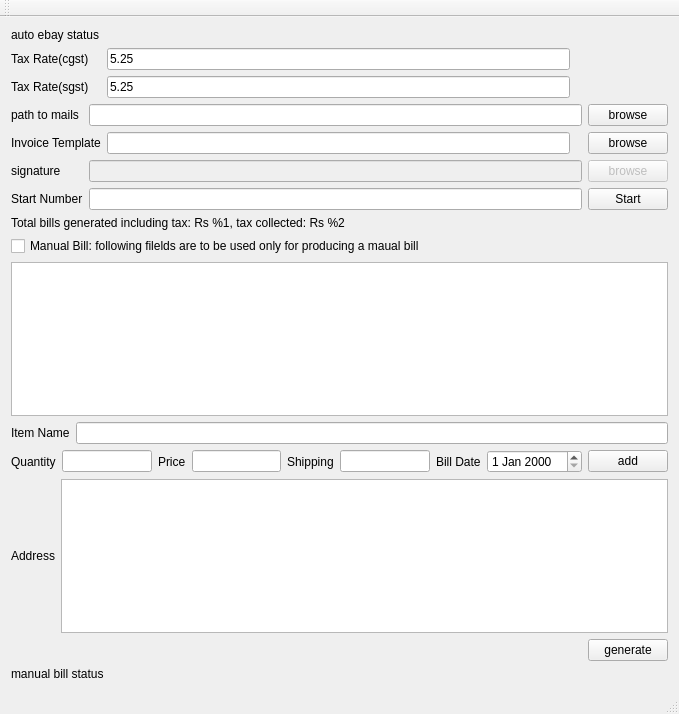
The window that mainwindow.ui (pritamghanghas/prepare_bills) describes before a commit, drawn with Qt 5.
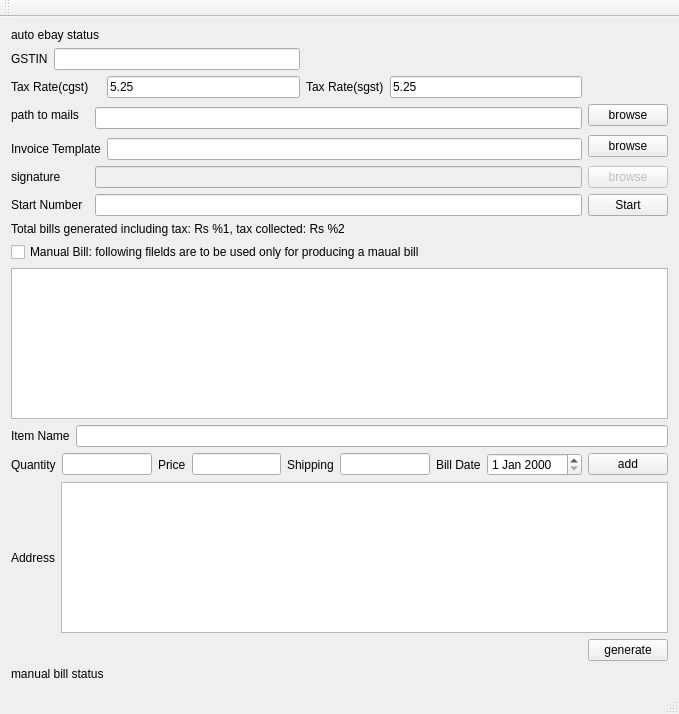
The same window after the commit.

Commit message: added gstin finally

The edit to the form file:
```diff
--- a/mainwindow.ui
+++ b/mainwindow.ui
@@ -24,108 +24,118 @@
     </item>
     <item>
      <layout class="QGridLayout" name="gridLayout">
-      <item row="5" column="0">
-       <widget class="QLabel" name="start_number_label">
+      <item row="0" column="0">
+       <widget class="QLabel" name="label_8">
         <property name="text">
-         <string>Start Number</string>
+         <string>GSTIN</string>
         </property>
        </widget>
       </item>
-      <item row="5" column="1" colspan="4">
-       <widget class="QLineEdit" name="start_number_edit"/>
+      <item row="0" column="1" colspan="3">
+       <widget class="QLineEdit" name="gst_number"/>
       </item>
       <item row="1" column="0" colspan="2">
-       <widget class="QLabel" name="sgst_label">
-        <property name="text">
-         <string>Tax Rate(sgst)</string>
-        </property>
-       </widget>
-      </item>
-      <item row="0" column="0" colspan="2">
        <widget class="QLabel" name="cgst_label">
         <property name="text">
          <string>Tax Rate(cgst)</string>
         </property>
        </widget>
       </item>
-      <item row="5" column="5">
-       <widget class="QPushButton" name="start_button">
+      <item row="1" column="3">
+       <widget class="QLineEdit" name="cgst_field">
         <property name="text">
-         <string>Start</string>
+         <string>5.25</string>
         </property>
        </widget>
       </item>
-      <item row="3" column="0" colspan="2">
-       <widget class="QLabel" name="label">
+      <item row="1" column="4">
+       <widget class="QLabel" name="sgst_label">
         <property name="text">
-         <string>Invoice Template</string>
+         <string>Tax Rate(sgst)</string>
         </property>
        </widget>
       </item>
-      <item row="2" column="0">
+      <item row="1" column="5">
+       <widget class="QLineEdit" name="sgst_field">
+        <property name="text">
+         <string>5.25</string>
+        </property>
+       </widget>
+      </item>
+      <item row="2" column="0" colspan="2">
        <widget class="QLabel" name="path_to_emails">
         <property name="text">
          <string>path to mails</string>
         </property>
        </widget>
       </item>
-      <item row="4" column="1" colspan="4">
-       <widget class="QLineEdit" name="signature_path_edit">
-        <property name="enabled">
-         <bool>false</bool>
-        </property>
-       </widget>
-      </item>
-      <item row="4" column="5">
-       <widget class="QPushButton" name="signature_button">
-        <property name="enabled">
-         <bool>false</bool>
-        </property>
-        <property name="text">
-         <string>browse</string>
-        </property>
-       </widget>
-      </item>
-      <item row="2" column="1" colspan="4">
+      <item row="2" column="2" rowspan="2" colspan="4">
        <widget class="QLineEdit" name="email_path_edit"/>
       </item>
-      <item row="2" column="5">
+      <item row="2" column="6">
        <widget class="QPushButton" name="pushButton">
         <property name="text">
          <string>browse</string>
         </property>
        </widget>
       </item>
-      <item row="3" column="5">
+      <item row="3" column="6" rowspan="2">
        <widget class="QPushButton" name="invoice_button">
         <property name="text">
          <string>browse</string>
         </property>
        </widget>
       </item>
-      <item row="4" column="0">
+      <item row="4" column="0" colspan="3">
+       <widget class="QLabel" name="label">
+        <property name="text">
+         <string>Invoice Template</string>
+        </property>
+       </widget>
+      </item>
+      <item row="4" column="3" colspan="3">
+       <widget class="QLineEdit" name="invoice_template_edit"/>
+      </item>
+      <item row="5" column="0" colspan="2">
        <widget class="QLabel" name="label_2">
         <property name="text">
          <string>signature</string>
         </property>
        </widget>
       </item>
-      <item row="0" column="2">
-       <widget class="QLineEdit" name="cgst_field">
+      <item row="5" column="2" colspan="4">
+       <widget class="QLineEdit" name="signature_path_edit">
+        <property name="enabled">
+         <bool>false</bool>
+        </property>
+       </widget>
+      </item>
+      <item row="5" column="6">
+       <widget class="QPushButton" name="signature_button">
+        <property name="enabled">
+         <bool>false</bool>
+        </property>
         <property name="text">
-         <string>5.25</string>
+         <string>browse</string>
         </property>
        </widget>
       </item>
-      <item row="1" column="2">
-       <widget class="QLineEdit" name="sgst_field">
+      <item row="6" column="0" colspan="2">
+       <widget class="QLabel" name="start_number_label">
         <property name="text">
-         <string>5.25</string>
+         <string>Start Number</string>
         </property>
        </widget>
       </item>
-      <item row="3" column="2">
-       <widget class="QLineEdit" name="invoice_template_edit"/>
+      <item row="6" column="2" colspan="4">
+       <widget class="QLineEdit" name="start_number_edit"/>
+      </item>
+      <item row="6" column="6">
+       <widget class="QPushButton" name="start_button">
+        <property name="text">
+         <string>Start</string>
+        </property>
+       </widget>
       </item>
      </layout>
     </item>
@@ -269,6 +279,9 @@
    <zorder></zorder>
    <zorder>sgst_label</zorder>
    <zorder>sgst_field</zorder>
+   <zorder>label_8</zorder>
+   <zorder>gst_number</zorder>
+   <zorder></zorder>
   </widget>
   <widget class="QMenuBar" name="menuBar">
    <property name="geometry">
```
The commit also changes 2 other files.
